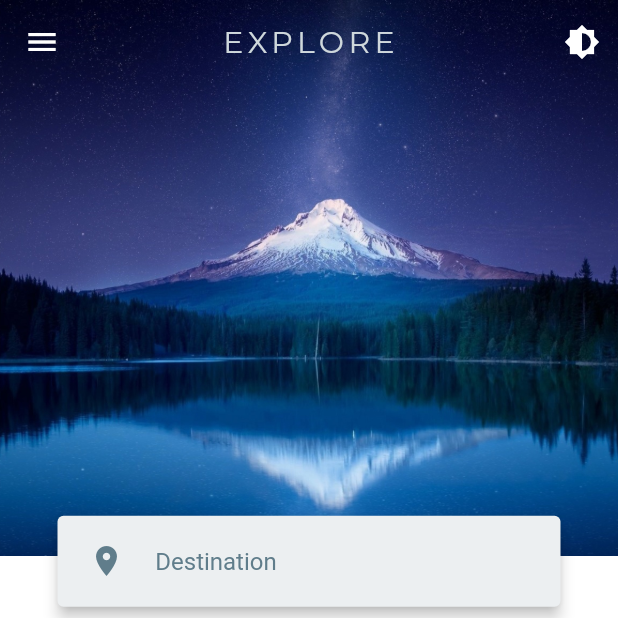
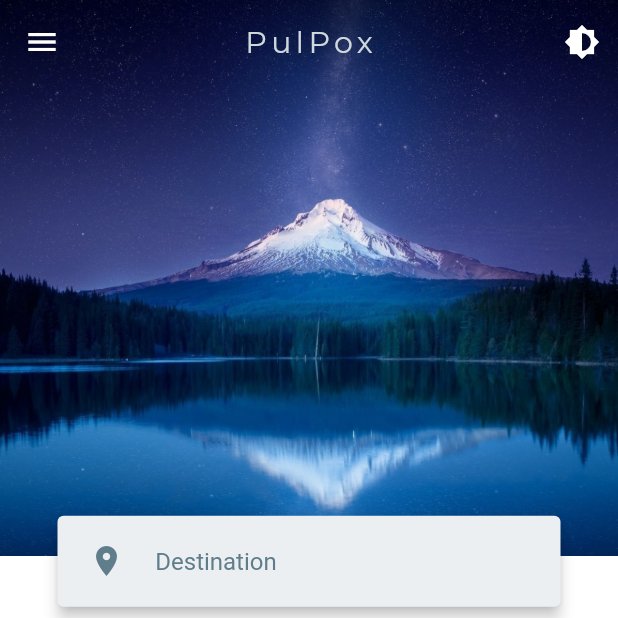
Before and after one commit to asteadhh/DerechoInteligente, a Flutter app: the screen it shows after launch, on a phone screen of 412 x 824 dp, the top half of it. Run offline on Flutter 3.47's test engine with Material 2 defaults, Android fonts, the phone set to English and light mode, and no system bars; our stand-ins replace carousel_slider, cloud_firestore, data_table_2, easy_dynamic_theme, firebase_analytics, firebase_auth and 10 more; missing offline and left inert: flutter_facebook_auth, sign_button; accounts and stored records are empty; project files that could hold a hidden picture were left out.

Commit message:
Cambio de Nombre

```diff
--- a/lib/main.dart
+++ b/lib/main.dart
@@ -96,7 +96,7 @@ class MyApp extends StatelessWidget {
       theme: lightTheme,
       darkTheme: darkTheme,
       themeMode: ThemeMode.light,
-      title: 'Pulpox',
+      title: 'PulPox',
       debugShowCheckedModeBanner: false,
       getPages: AppPages.routes,
 
--- a/lib/screens/home_page.dart
+++ b/lib/screens/home_page.dart
@@ -72,7 +72,7 @@ class _HomePageLandingState extends State<HomePageLanding> {
                 ),
               ],
               title: Text(
-                'EXPLORE',
+                'PulPox',
                 style: TextStyle(
                   color: Colors.blueGrey[100],
                   fontSize: 20,
--- a/lib/widgets/auth_dialog.dart
+++ b/lib/widgets/auth_dialog.dart
@@ -83,7 +83,7 @@ class _AuthDialogState extends State<AuthDialog> {
               children: [
                 Center(
                   child: Text(
-                    'EXPLORE',
+                    'PulPox',
                     style: TextStyle(
                       color: Theme.of(context).textTheme.headline1!.color,
                       fontSize: 24,
--- a/lib/widgets/bottom_bar.dart
+++ b/lib/widgets/bottom_bar.dart
@@ -44,7 +44,7 @@ class BottomBar extends StatelessWidget {
                 SizedBox(height: 20),
                 InfoText(
                   type: 'Email',
-                  text: 'explore@gmail.com',
+                  text: 'contacto@pulpox.cl',
                 ),
                 SizedBox(height: 5),
                 InfoText(
@@ -59,7 +59,7 @@ class BottomBar extends StatelessWidget {
                 ),
                 SizedBox(height: 20),
                 Text(
-                  'Copyright © 2020 | EXPLORE',
+                  'Copyright © 2022 | PulPox',
                   style: TextStyle(
                     color: Colors.blueGrey[300],
                     fontSize: 14,
@@ -122,7 +122,7 @@ class BottomBar extends StatelessWidget {
                 ),
                 SizedBox(height: 20),
                 Text(
-                  'Copyright © 2020 | EXPLORE',
+                  'Copyright © 2022 | PulPox',
                   style: TextStyle(
                     color: Colors.blueGrey[300],
                     fontSize: 14,
--- a/lib/widgets/explore_drawer.dart
+++ b/lib/widgets/explore_drawer.dart
@@ -170,7 +170,7 @@ class _ExploreDrawerState extends State<ExploreDrawer> {
                 child: Align(
                   alignment: Alignment.bottomCenter,
                   child: Text(
-                    'Copyright © 2020 | EXPLORE',
+                    'Copyright © 2022 | PulPox SpA',
                     style: TextStyle(
                       color: Colors.blueGrey[300],
                       fontSize: 14,
--- a/lib/widgets/top_bar_contents.dart
+++ b/lib/widgets/top_bar_contents.dart
@@ -43,7 +43,7 @@ class _TopBarContentsState extends State<TopBarContents> {
             crossAxisAlignment: CrossAxisAlignment.center,
             children: [
               Text(
-                'EXPLORE',
+                'PulPox',
                 style: TextStyle(
                   color: Colors.blueGrey[100],
                   fontSize: 20,
```
